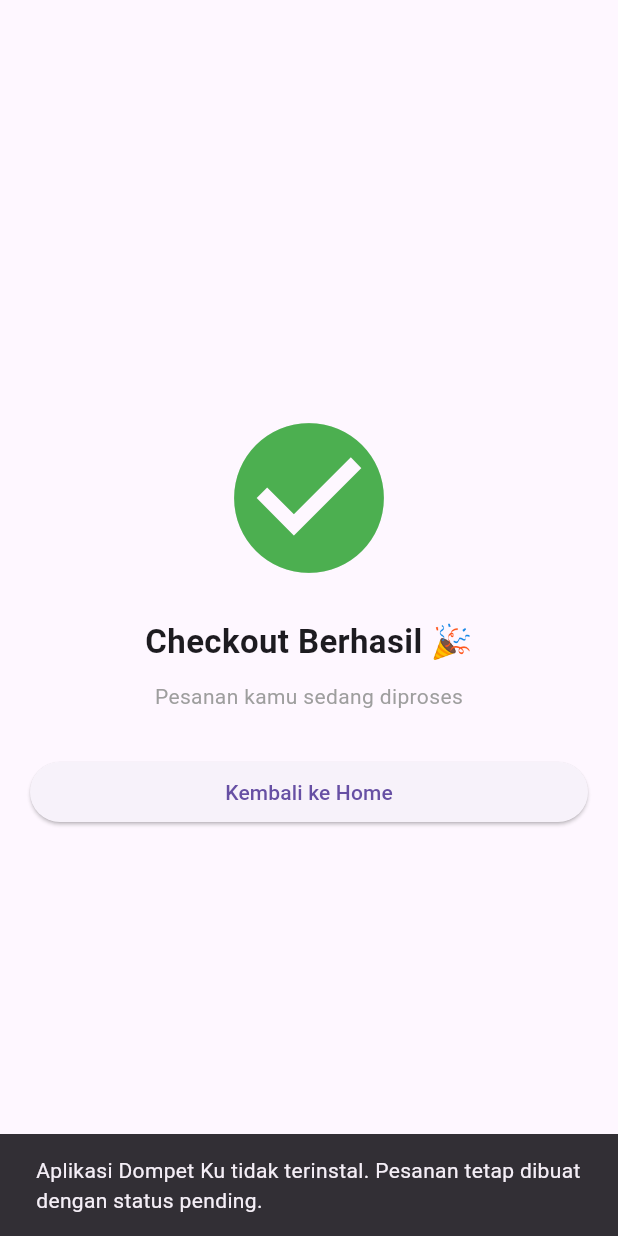
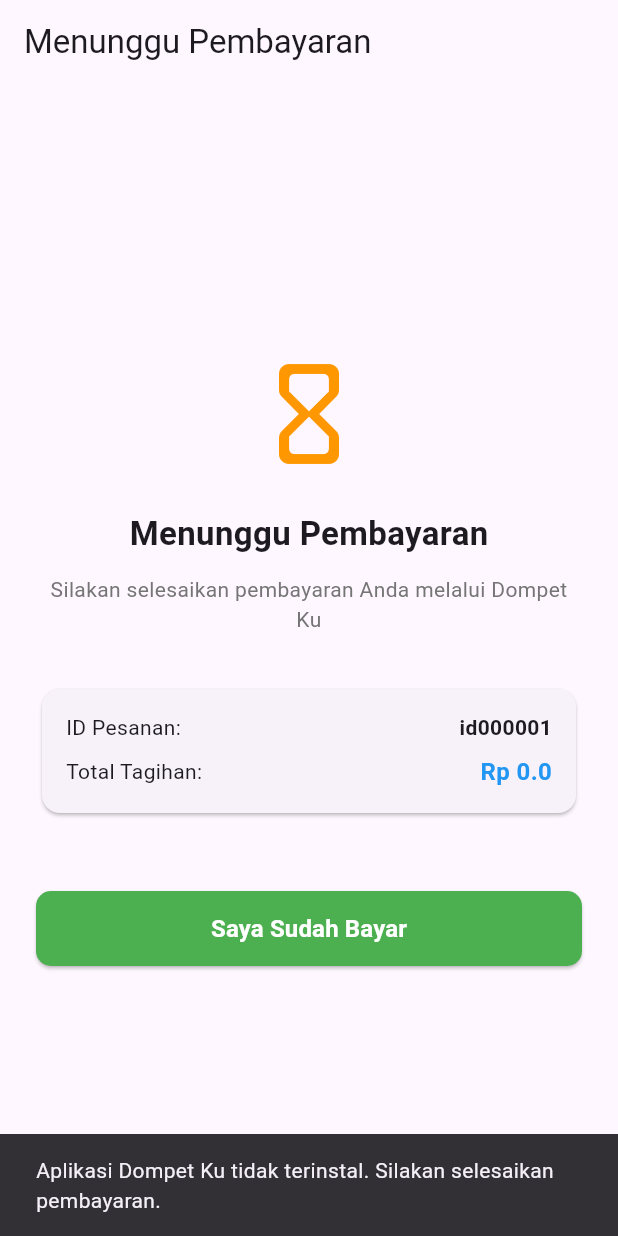
Before and after one commit to Muh-Arifin26/uts_permatastore, a Flutter app: the PaymentDetailPage screen opened directly with empty values, after a tap on "Konfirmasi & Bayar", on a phone screen of 412 x 824 dp. Run offline on Flutter 3.47's test engine with Material 3 defaults, Android fonts, the phone set to English and light mode, and no system bars; our stand-ins replace cloud_firestore, firebase_auth, firebase_core, google_sign_in, shared_preferences; accounts and stored records are empty.

Commit message:
feat : menambahkan transaksi waiting ketika belum di bayaran kan di aplikasi dompetku

```diff
--- a/lib/features/cart/pages/payment_detail_page.dart
+++ b/lib/features/cart/pages/payment_detail_page.dart
@@ -4,6 +4,7 @@ import 'package:firebase_auth/firebase_auth.dart';
 import 'package:url_launcher/url_launcher.dart';
 import '../models/cart_model.dart';
 import 'success_page.dart';
+import 'waiting_payment_page.dart';
 
 class PaymentDetailPage extends StatefulWidget {
   final CartModel cart;
@@ -25,6 +26,8 @@ class _PaymentDetailPageState extends State<PaymentDetailPage> {
     setState(() => _isProcessing = true);
 
     try {
+      final status = _selectedMethod == 'cod' ? 'Berhasil' : 'Menunggu Pembayaran';
+
       // 1. Simpan order ke Firestore
       final orderRef = await FirebaseFirestore.instance.collection('orders').add({
         'user_id': user.uid,
@@ -38,12 +41,23 @@ class _PaymentDetailPageState extends State<PaymentDetailPage> {
           };
         }).toList(),
         'payment_method': _selectedMethod == 'dompet_ku' ? 'Dompet Ku' : (_selectedMethod == 'cod' ? 'COD' : 'Transfer Bank'),
+        'status': status,
         'created_at': FieldValue.serverTimestamp(),
       });
 
       final orderId = orderRef.id;
 
-      // 2. Jika pilih Dompet Ku, buka dengan Deep Link ke aplikasi Dompet Ku
+      if (_selectedMethod == 'cod') {
+        // COD langsung sukses, bersihkan cart & buka SuccessPage
+        widget.cart.clearCart();
+        if (mounted) {
+          Navigator.pushReplacement(
+            context,
+            MaterialPageRoute(builder: (_) => const SuccessPage()),
+          );
+        }
+      } else {
+        // Selain COD (Dompet Ku / VA), masuk ke halaman Menunggu Pembayaran
         if (_selectedMethod == 'dompet_ku') {
           final deepLink = Uri.parse(
             "dompetkampus://pay?merchant_id=permata_store&merchant_name=Permata%20Store&amount=${widget.cart.totalPrice}&description=Pembayaran%20Order%20$orderId&reference=$orderId"
@@ -53,20 +67,26 @@ class _PaymentDetailPageState extends State<PaymentDetailPage> {
             await launchUrl(deepLink, mode: LaunchMode.externalApplication);
           } else {
             ScaffoldMessenger.of(context).showSnackBar(
-            const SnackBar(content: Text("Aplikasi Dompet Ku tidak terinstal. Pesanan tetap dibuat dengan status pending.")),
+              const SnackBar(content: Text("Aplikasi Dompet Ku tidak terinstal. Silakan selesaikan pembayaran.")),
             );
           }
         }
 
-      // 3. Kosongkan keranjang belanja
-      widget.cart.clearCart();
-
-      // 4. Buka halaman sukses
         if (mounted) {
           Navigator.pushReplacement(
             context,
-          MaterialPageRoute(builder: (_) => const SuccessPage()),
+            MaterialPageRoute(
+              builder: (_) => WaitingPaymentPage(
+                orderId: orderId,
+                total: widget.cart.totalPrice.toDouble(),
+                paymentMethod: _selectedMethod == 'dompet_ku' ? 'Dompet Ku' : 'Transfer Bank',
+                onPaymentSuccess: () {
+                  widget.cart.clearCart();
+                },
+              ),
+            ),
           );
+        }
       }
     } catch (e) {
       if (mounted) {
--- /dev/null
+++ b/lib/features/cart/pages/waiting_payment_page.dart
@@ -0,0 +1,154 @@
+import 'package:flutter/material.dart';
+import 'package:cloud_firestore/cloud_firestore.dart';
+import 'success_page.dart';
+
+class WaitingPaymentPage extends StatefulWidget {
+  final String orderId;
+  final double total;
+  final String paymentMethod;
+  final VoidCallback onPaymentSuccess;
+
+  const WaitingPaymentPage({
+    super.key,
+    required this.orderId,
+    required this.total,
+    required this.paymentMethod,
+    required this.onPaymentSuccess,
+  });
+
+  @override
+  State<WaitingPaymentPage> createState() => _WaitingPaymentPageState();
+}
+
+class _WaitingPaymentPageState extends State<WaitingPaymentPage> {
+  bool _isChecking = false;
+
+  Future<void> _checkPayment() async {
+    setState(() => _isChecking = true);
+
+    // Simulasi verifikasi pembayaran
+    await Future.delayed(const Duration(seconds: 1));
+
+    try {
+      // Update status order di Firestore menjadi "Berhasil"
+      await FirebaseFirestore.instance
+          .collection('orders')
+          .doc(widget.orderId)
+          .update({'status': 'Berhasil'});
+
+      widget.onPaymentSuccess();
+
+      if (mounted) {
+        Navigator.pushReplacement(
+          context,
+          MaterialPageRoute(builder: (_) => const SuccessPage()),
+        );
+      }
+    } catch (e) {
+      if (mounted) {
+        ScaffoldMessenger.of(context).showSnackBar(
+          SnackBar(content: Text("Gagal memproses: $e")),
+        );
+      }
+    } finally {
+      if (mounted) {
+        setState(() => _isChecking = false);
+      }
+    }
+  }
+
+  @override
+  Widget build(BuildContext context) {
+    return Scaffold(
+      appBar: AppBar(
+        title: const Text("Menunggu Pembayaran"),
+        automaticallyImplyLeading: false,
+      ),
+      body: Center(
+        child: Padding(
+          padding: const EdgeInsets.all(24.0),
+          child: Column(
+            mainAxisAlignment: MainAxisAlignment.center,
+            children: [
+              const Icon(
+                Icons.hourglass_empty_rounded,
+                size: 80,
+                color: Colors.orange,
+              ),
+              const SizedBox(height: 24),
+              const Text(
+                "Menunggu Pembayaran",
+                style: TextStyle(fontSize: 22, fontWeight: FontWeight.bold),
+              ),
+              const SizedBox(height: 12),
+              Text(
+                "Silakan selesaikan pembayaran Anda melalui ${widget.paymentMethod}",
+                textAlign: TextAlign.center,
+                style: TextStyle(color: Colors.grey.shade600),
+              ),
+              const SizedBox(height: 32),
+              Card(
+                child: Padding(
+                  padding: const EdgeInsets.all(16.0),
+                  child: Column(
+                    children: [
+                      Row(
+                        mainAxisAlignment: MainAxisAlignment.spaceBetween,
+                        children: [
+                          const Text("ID Pesanan:"),
+                          Text(
+                            widget.orderId,
+                            style: const TextStyle(fontWeight: FontWeight.bold),
+                          ),
+                        ],
+                      ),
+                      const SizedBox(height: 8),
+                      Row(
+                        mainAxisAlignment: MainAxisAlignment.spaceBetween,
+                        children: [
+                          const Text("Total Tagihan:"),
+                          Text(
+                            "Rp ${widget.total}",
+                            style: const TextStyle(
+                              fontWeight: FontWeight.bold,
+                              color: Colors.blue,
+                              fontSize: 16,
+                            ),
+                          ),
+                        ],
+                      ),
+                    ],
+                  ),
+                ),
+              ),
+              const SizedBox(height: 48),
+              SizedBox(
+                width: double.infinity,
+                height: 50,
+                child: ElevatedButton(
+                  style: ElevatedButton.styleFrom(
+                    backgroundColor: Colors.green,
+                    shape: RoundedRectangleBorder(
+                      borderRadius: BorderRadius.circular(10),
+                    ),
+                  ),
+                  onPressed: _isChecking ? null : _checkPayment,
+                  child: _isChecking
+                      ? const CircularProgressIndicator(color: Colors.white)
+                      : const Text(
+                          "Saya Sudah Bayar",
+                          style: TextStyle(
+                            fontSize: 16,
+                            fontWeight: FontWeight.bold,
+                            color: Colors.white,
+                          ),
+                        ),
+                ),
+              ),
+            ],
+          ),
+        ),
+      ),
+    );
+  }
+}
```
Lines whose indentation alone changed are shown as unchanged.
